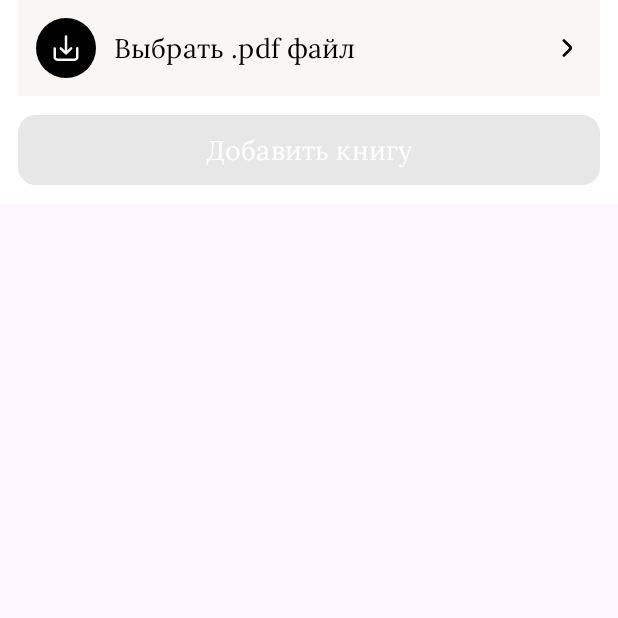
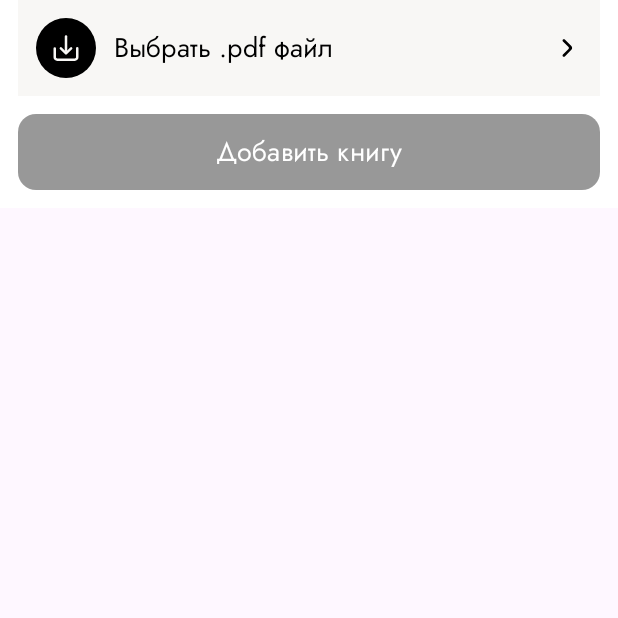
Before and after one commit to T-e-i-l-s/CoffeeBook, an Android app built with Jetpack Compose: the composable AddBookBottomSheetView shown on its own in the app's theme, on a phone screen of 412 x 824 dp, the top half of it. Run offline under Robolectric (Android 15) with nearby library versions, the phone set to English and light mode, and no system bars.

Commit message:
New Fonts, Dark Theme

```diff
--- a/app/src/main/java/com/mustafin/ebooks/core/domain/Constants.kt
+++ b/app/src/main/java/com/mustafin/ebooks/core/domain/Constants.kt
@@ -4,4 +4,4 @@ import androidx.compose.ui.text.font.Font
 import androidx.compose.ui.text.font.FontFamily
 import com.mustafin.ebooks.R
 
-val APP_DEFAULT_FONT = FontFamily(Font(R.font.lora))
+val APP_DEFAULT_FONT = FontFamily(Font(R.font.jost))
--- a/app/src/main/java/com/mustafin/ebooks/core/ui/components/CustomButton.kt
+++ b/app/src/main/java/com/mustafin/ebooks/core/ui/components/CustomButton.kt
@@ -7,6 +7,7 @@ import androidx.compose.material3.ButtonDefaults
 import androidx.compose.material3.Text
 import androidx.compose.runtime.Composable
 import androidx.compose.ui.Modifier
+import androidx.compose.ui.draw.alpha
 import androidx.compose.ui.graphics.Color
 import androidx.compose.ui.unit.dp
 import androidx.compose.ui.unit.sp
@@ -23,9 +24,12 @@ fun CustomButton(
 ) {
     Button(
         onClick = onClick,
-        colors = ButtonDefaults.buttonColors(background),
+        colors = ButtonDefaults.buttonColors(
+            containerColor = background,
+            disabledContainerColor = background
+        ),
         shape = RoundedCornerShape(12.dp),
-        modifier = modifier,
+        modifier = modifier.alpha(if (!enabled) 0.4f else 1f),
         enabled = enabled,
         contentPadding = PaddingValues(12.dp)
     ) {
--- a/app/src/main/java/com/mustafin/ebooks/mainFlow/ui/screens/addBookSheet/AddBookBottomSheetView.kt
+++ b/app/src/main/java/com/mustafin/ebooks/mainFlow/ui/screens/addBookSheet/AddBookBottomSheetView.kt
@@ -73,8 +73,8 @@ fun AddBookBottomSheetView(closeSheet: () -> Unit) {
 
         CustomButton(
             label = stringResource(id = R.string.add_book),
-            background = colorResource(id = R.color.black),
-            textColor = colorResource(id = R.color.white),
+            background = colorResource(id = R.color.text),
+            textColor = colorResource(id = R.color.background),
             enabled = viewModel.isSelected,
             modifier = Modifier.fillMaxWidth()
         ) { closeSheet() }
--- a/app/src/main/java/com/mustafin/ebooks/mainFlow/ui/screens/homeScreen/views/BookInfoView.kt
+++ b/app/src/main/java/com/mustafin/ebooks/mainFlow/ui/screens/homeScreen/views/BookInfoView.kt
@@ -57,7 +57,7 @@ fun BookInfoView(book: BookModel) {
             Text(
                 text = book.name,
                 color = colorResource(id = R.color.text),
-                fontWeight = FontWeight.Bold,
+                fontWeight = FontWeight.Medium,
                 fontSize = 21.sp,
                 fontFamily = APP_DEFAULT_FONT,
             )
--- /dev/null
+++ b/app/src/main/res/values-night/colors.xml
@@ -0,0 +1,11 @@
+<?xml version="1.0" encoding="utf-8"?>
+<resources>
+    <!--  Фоновые цвета  -->
+    <color name="background">#141414</color>
+    <color name="secondary_background">#1B1B1B</color>
+    <!--  Цвета контента  -->
+    <color name="text">#FFFFFF</color>
+    <color name="gray">#626262</color>
+    <color name="white">#FFFFFF</color>
+    <color name="black">#000000</color>
+</resources>
```
Also changed, not shown: app/src/main/res/font/jost.ttf (added), app/src/main/res/font/lora.ttf (deleted), app/src/main/res/font/times_new_roman.ttf (deleted).
